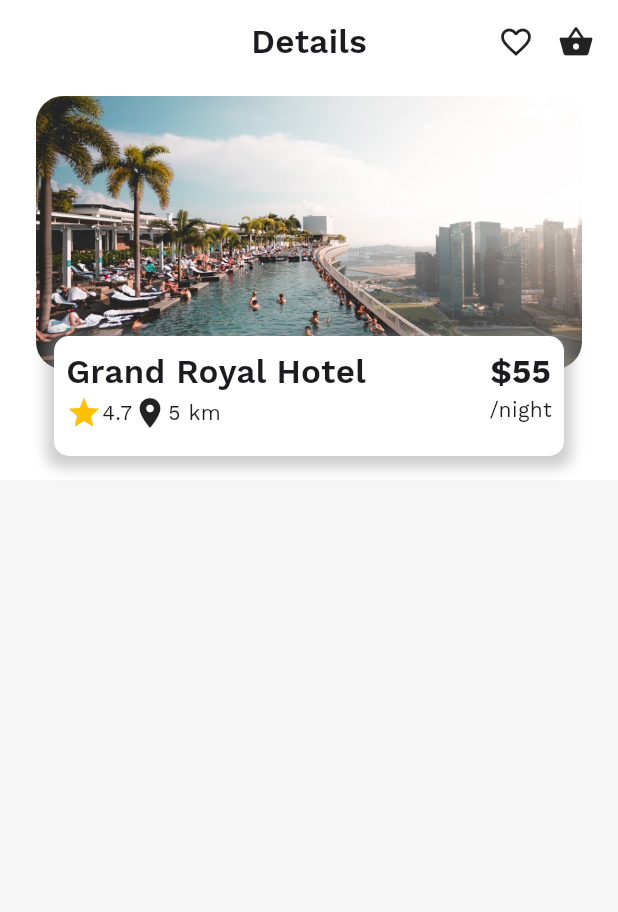
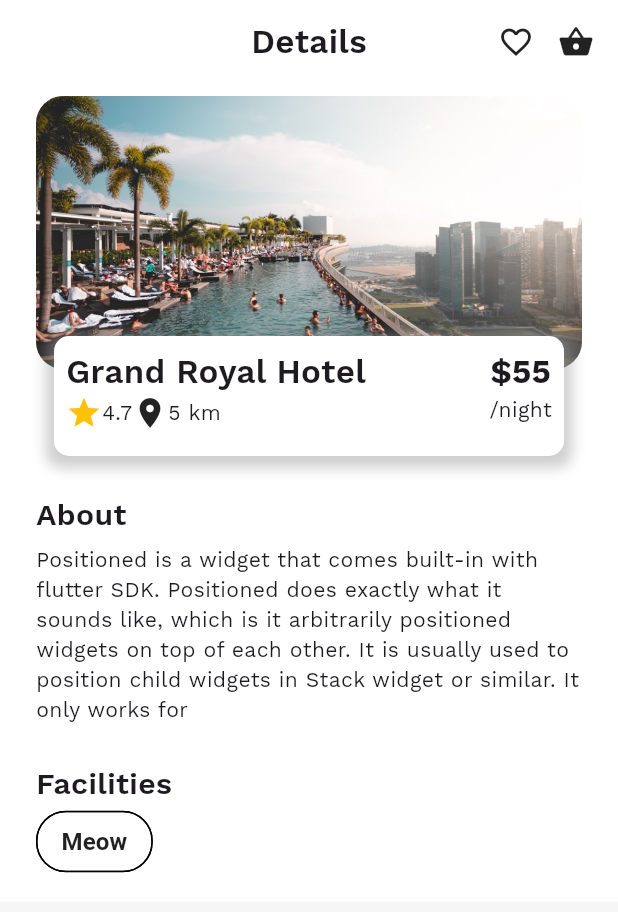
Before and after one commit to takumade/hotel-app, a Flutter app: the HotelDetailScreen screen opened directly with sample values from the repository, on a phone screen of 412 x 824 dp. Shown: the top 912 px of the screen. Run offline on Flutter 3.47's test engine with Material 3 defaults, Android fonts, the phone set to English and light mode, and no system bars; our stand-ins replace flutter_rating_bar, font_awesome_flutter.

Commit message:
Add facilities

```diff
--- a/lib/screens/hotel_detail_screen.dart
+++ b/lib/screens/hotel_detail_screen.dart
@@ -38,6 +38,7 @@ class _HotelDetailScreenState extends State<HotelDetailScreen> {
                     children: [
                       Container(
                         child: Column(
+                          crossAxisAlignment: CrossAxisAlignment.start,
                           children: [
                             Stack(
                               children: [
@@ -91,6 +92,40 @@ class _HotelDetailScreenState extends State<HotelDetailScreen> {
                                             HotelDetailTitle(widget: widget)))
                               ],
                             ),
+                            Container(
+                                margin: EdgeInsets.only(top: 25),
+                                child: Text("About",
+                                    style: TextStyle(
+                                        fontSize: 20,
+                                        fontWeight: FontWeight.w600))),
+                            Container(
+                                margin: EdgeInsets.only(top: 5),
+                                child: Text(
+                                    "Positioned is a widget that comes built-in with flutter SDK. Positioned does exactly what it sounds like, which is it arbitrarily positioned widgets on top of each other. It is usually used to position child widgets in Stack widget or similar. It only works for")),
+                            Container(
+                                margin: EdgeInsets.only(top: 25),
+                                child: Text("Facilities",
+                                    style: TextStyle(
+                                        fontSize: 20,
+                                        fontWeight: FontWeight.w600))),
+                            Row(
+                              children: [
+                                Chip(
+                                    label: Text(
+                                      "Meow",
+                                      style: TextStyle(
+                                          fontSize: 16,
+                                          fontWeight: FontWeight.w600,
+                                          color: Colors.black87),
+                                    ),
+                                    shape: RoundedRectangleBorder(
+                                        borderRadius: BorderRadius.only(
+                                            topRight: Radius.circular(20),
+                                            bottomRight: Radius.circular(20),
+                                            bottomLeft: Radius.circular(20),
+                                            topLeft: Radius.circular(20))))
+                              ],
+                            )
                           ],
                         ),
                         padding: const EdgeInsets.only(
```
